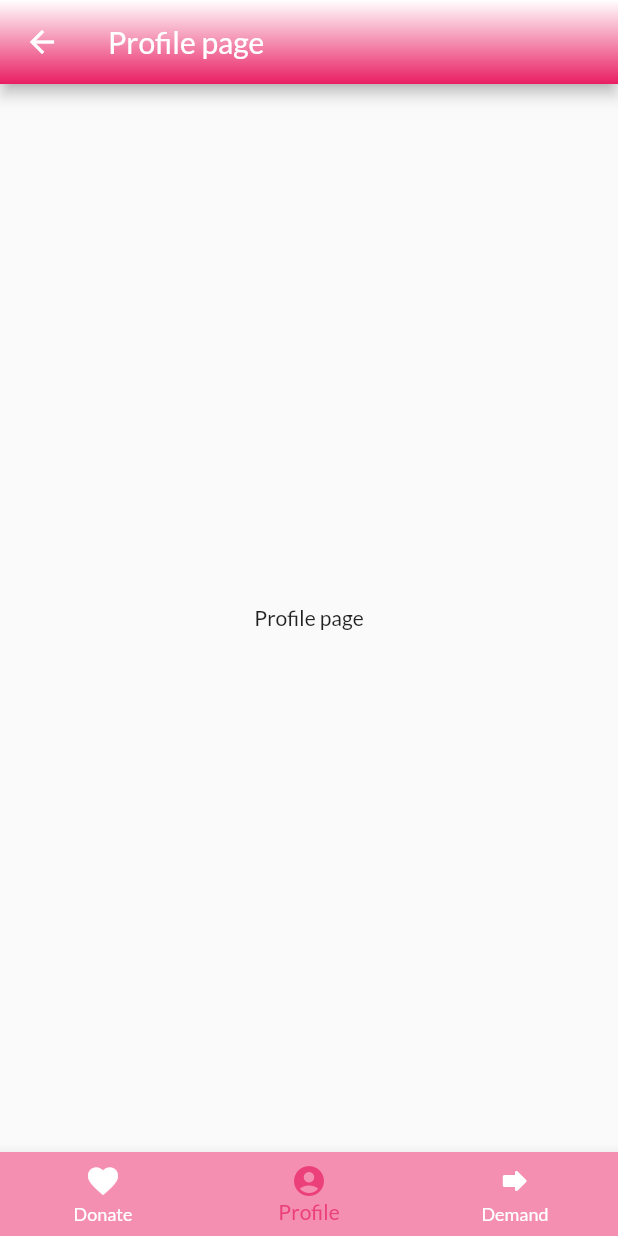
After one commit to HCI-Project-Work-Shucks/donut-mobile, a Flutter app: the Home screen opened directly, on a phone screen of 412 x 824 dp. The commit adds this screen. Run offline on Flutter 3.47's test engine with Material 2 defaults, Android fonts, the phone set to English and light mode, and no system bars; our stand-ins replace flutter_signin_button, google_fonts.

Commit message:
Add a homepage path

```diff
--- a/lib/main.dart
+++ b/lib/main.dart
@@ -15,7 +15,7 @@ class MyApp extends StatelessWidget {
       title: 'Donut!',
       theme: ThemeData(
         primarySwatch: Colors.blue,
-        textTheme:GoogleFonts.latoTextTheme(textTheme).copyWith(
+        textTheme: GoogleFonts.latoTextTheme(textTheme).copyWith(
           bodyText1: GoogleFonts.montserrat(textStyle: textTheme.bodyText1),
         ),
       ),
--- /dev/null
+++ b/lib/src/homepage/home.dart
@@ -0,0 +1,56 @@
+import 'package:flutter/material.dart';
+
+import 'package:donut/src/homepage/demand.dart';
+import 'package:donut/src/homepage/donate.dart';
+import 'package:donut/src/homepage/profile.dart';
+
+class Home extends StatefulWidget {
+  const Home({Key? key}) : super(key: key);
+
+  @override
+  _Home createState() => _Home();
+}
+
+class _Home extends State<Home> {
+  int _current_index = 1;
+  final List<Widget> _children = [
+    DonatePage(),
+    ProfilePage(),
+    DemandPage(),
+  ];
+  void onTappedBar(int index) {
+    setState(() {
+      _current_index = index;
+    });
+  }
+
+  @override
+  Widget build(BuildContext context) {
+    return new Scaffold(
+      body: _children[_current_index],
+      bottomNavigationBar: BottomNavigationBar(
+        type: BottomNavigationBarType.fixed, // Fixed
+        backgroundColor: Colors.pink[200], // <-- This works for fixed
+        selectedItemColor: Colors.pink[400],
+        unselectedItemColor: Colors.white,
+
+        onTap: onTappedBar,
+        currentIndex: _current_index,
+        items: [
+          BottomNavigationBarItem(
+            icon: new Icon(Icons.favorite),
+            title: new Text('Donate'),
+          ),
+          BottomNavigationBarItem(
+            icon: new Icon(Icons.account_circle),
+            title: new Text('Profile'),
+          ),
+          BottomNavigationBarItem(
+            icon: new Icon(Icons.forward_rounded),
+            title: new Text('Demand'),
+          ),
+        ],
+      ),
+    );
+  }
+}
--- /dev/null
+++ b/lib/src/homepage/profile.dart
@@ -0,0 +1,30 @@
+import 'package:flutter/material.dart';
+
+class ProfilePage extends StatefulWidget {
+  const ProfilePage({Key? key}) : super(key: key);
+
+  @override
+  _ProfilePage createState() => _ProfilePage();
+}
+
+class _ProfilePage extends State<ProfilePage> {
+  @override
+  Widget build(BuildContext context) {
+    return new Scaffold(
+      appBar: new AppBar(
+        title: new Text('Profile page'),
+        flexibleSpace: Container(
+          decoration: const BoxDecoration(
+            gradient: LinearGradient(
+                begin: Alignment.topCenter,
+                end: Alignment.bottomCenter,
+                colors: <Color>[Colors.white, Colors.pink]),
+          ),
+        ),
+      ),
+      body: new Center(
+        child: new Text('Profile page'),
+      ),
+    );
+  }
+}
--- a/lib/src/models/user.dart
+++ b/lib/src/models/user.dart
@@ -1,6 +1,5 @@
 import 'package:json_annotation/json_annotation.dart';
 part 'user.g.dart';
-
 
 @JsonSerializable()
 class User {
--- a/pubspec.yaml
+++ b/pubspec.yaml
@@ -29,6 +29,7 @@ environment:
 dependencies:
   flutter:
     sdk: flutter
+
 
 
   # The following adds the Cupertino Icons font to your application.
```
Also changed, not shown: lib/src/authorization/login_page.dart (+16 -9 lines), lib/src/authorization/signup_page.dart (+20 -13 lines), lib/src/authorization/welcome_page.dart (+9 -12 lines), lib/src/homepage/demand.dart (added, +30 -0 lines), lib/src/homepage/donate.dart (added, +35 -0 lines), lib/src/widgets/bezier_container.dart (+3 -5 lines), lib/src/widgets/custom_clipper.dart (+17 -22 lines), lib/src/homepage/additempage/add_demand.dart (added), lib/src/homepage/additempage/add_donate.dart (added).
